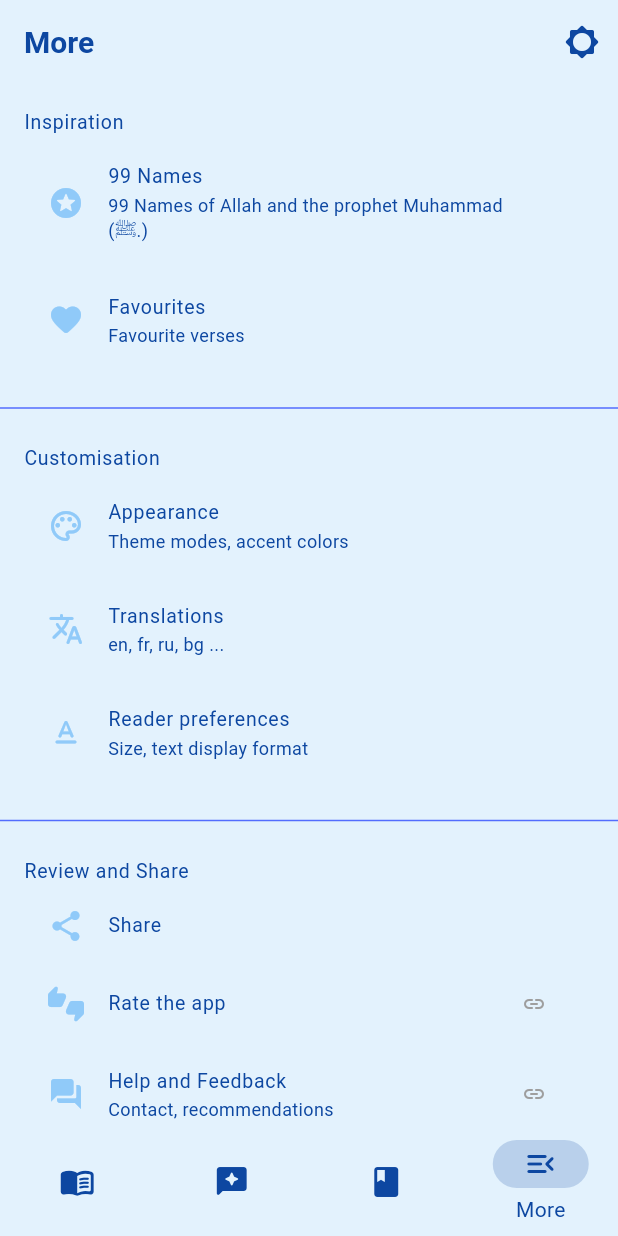
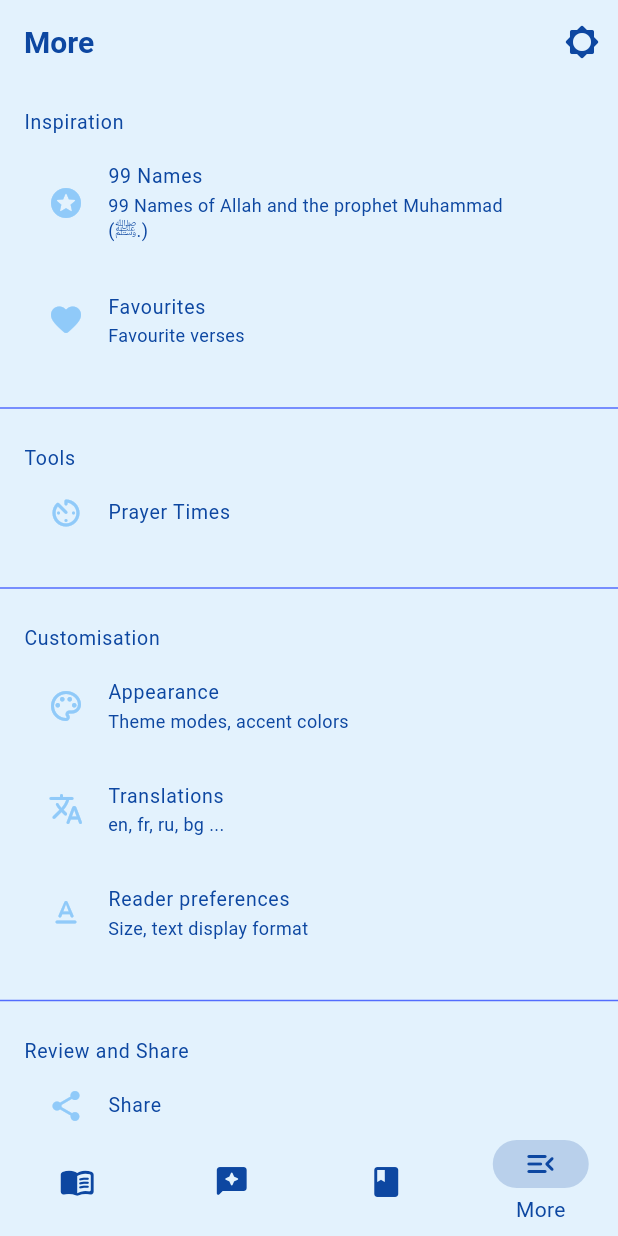
Before and after one commit to tallestlegacy/din_flutter, a Flutter app: the screen it shows after launch, item 4 of the bottom bar chosen, on a phone screen of 412 x 824 dp. Run offline on Flutter 3.47's test engine with Material 2 defaults, Android fonts, the phone set to English and light mode, and no system bars; our stand-ins replace flutter_markdown, font_awesome_flutter, geolocator, get, get_storage, google_fonts and 2 more.

Commit message:
Added prayer times

```diff
--- a/lib/screens/more/more.dart
+++ b/lib/screens/more/more.dart
@@ -87,13 +87,12 @@ class _MoreScreenState extends State<MoreScreen> {
               ],
             ),
           ),
-          if (kDebugMode) // TODO remove divider
           const Divider(),
-          if (kDebugMode) // TODO add features
           ListTile(
             title: const Text("Tools"),
             subtitle: Column(
               children: [
+                if (kDebugMode) // TODO add features
                   ListTile(
                     enabled: false,
                     leading: const Icon(Icons.explore_rounded),
@@ -105,9 +104,10 @@ class _MoreScreenState extends State<MoreScreen> {
                   title: const Text("Prayer Times"),
                   onTap: () => push(PrayerTimes()),
                 ),
+                if (kDebugMode) // TODO add features
                   ListTile(
                     enabled: false,
-                    leading: const Icon(Icons.calendar_month_rounded),
+                    leading: const Icon(Icons.event_note_rounded),
                     title: const Text("Islamic Calendar"),
                     onTap: () {},
                   ),
--- a/lib/utils/store.dart
+++ b/lib/utils/store.dart
@@ -141,6 +141,8 @@ class GlobalStoreController extends GetxController {
   RxDouble lat = 0.0.obs;
   RxDouble lon = 0.0.obs;
 
+  RxBool drawerIsOpen = false.obs;
+
   RxMap<dynamic, dynamic> prayerTimes = {}.obs;
 
   void setcurrentSurah(int pageIndex) {
--- a/lib/utils/theme.dart
+++ b/lib/utils/theme.dart
@@ -23,7 +23,7 @@ class Styles {
       onPrimary: primarySwatch.shade900,
       secondary: isDarkMode ? Colors.grey.shade800 : primarySwatch.shade200,
       onSecondary: isDarkMode ? Colors.grey.shade300 : primarySwatch.shade900,
-      tertiary: isDarkMode ? Colors.grey.shade800 : primarySwatch.shade600,
+      tertiary: isDarkMode ? primarySwatch.shade200 : primarySwatch.shade600,
       onTertiary: isDarkMode ? Colors.white : Colors.white,
       error: Colors.amber,
       onError: Colors.red,
@@ -84,7 +84,6 @@ class Styles {
       ),
       tabBarTheme: TabBarTheme(
         labelColor: colorScheme.onSecondary,
-        labelStyle: const TextStyle(fontWeight: FontWeight.bold),
         indicatorSize: TabBarIndicatorSize.label,
       ),
       cardTheme: CardTheme(
@@ -140,6 +139,12 @@ class Styles {
             : primarySwatch.shade100,
         valueIndicatorColor: accentColor,
       ),
+      progressIndicatorTheme: ProgressIndicatorThemeData(
+        color: colorScheme.primary,
+      ),
+      chipTheme: ChipThemeData(
+        backgroundColor: colorScheme.surface.withAlpha(100),
+      ),
     );
   }
 }
--- a/lib/widgets/scroll_to_hide.dart
+++ b/lib/widgets/scroll_to_hide.dart
@@ -1,5 +1,7 @@
+import 'package:din/utils/store.dart';
 import 'package:flutter/material.dart';
 import 'package:flutter/rendering.dart';
+import 'package:get/get.dart';
 
 class ScrollToHide extends StatefulWidget {
   final Widget child;
@@ -45,12 +47,18 @@ class _ScrollToHideState extends State<ScrollToHide> {
     }
   }
 
+  final GlobalStoreController globalStoreController =
+      Get.put(GlobalStoreController());
+
   @override
-  Widget build(BuildContext context) => AnimatedContainer(
-        duration: widget.duration,
-        height: isVisible ? 72 : 0,
-        child: Wrap(
-          children: [widget.child],
+  Widget build(BuildContext context) => Obx(
+        () => AnimatedContainer(
+          duration: widget.duration,
+          height:
+              (isVisible && !globalStoreController.drawerIsOpen.value) ? 72 : 0,
+          child: Wrap(
+            children: [widget.child],
+          ),
         ),
       );
 }
```
Also changed, not shown: lib/constants/strings.dart (+16 -1 lines), lib/screens/more/tools/prayer_times.dart (+65 -10 lines), lib/screens/quran.dart (+7 -11 lines). Lines whose indentation alone changed are shown as unchanged.
